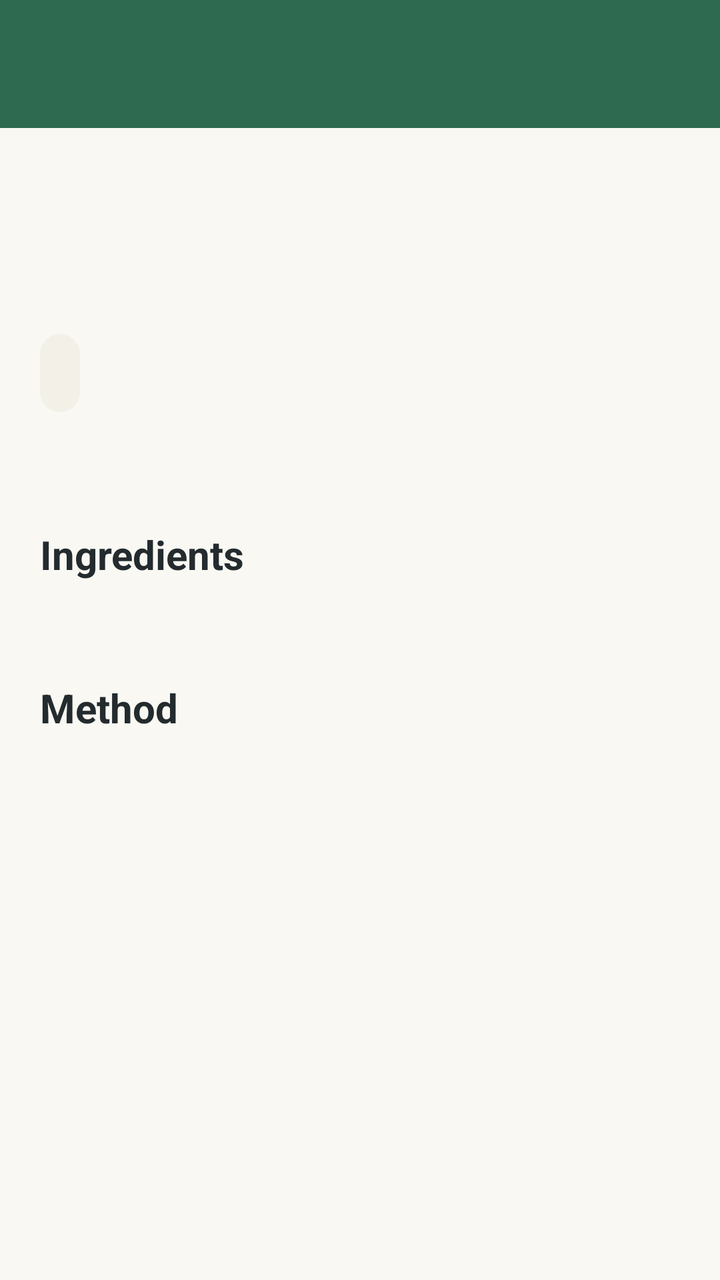
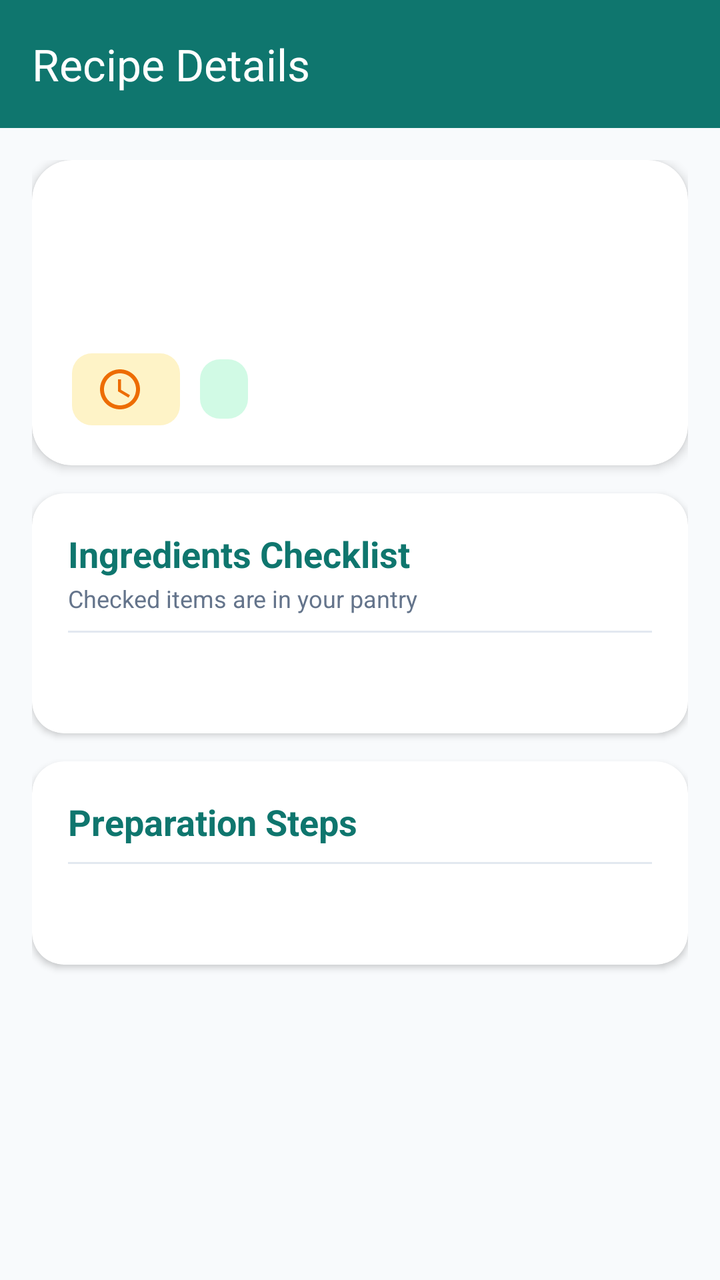

Before-and-after screenshots of an Android layout around one commit, followed by the original layout XML and the change that was made.
<!-- AndroidManifest.xml: application theme Theme.SmartPantryManager -->
<!-- res/layout/activity_recipe_detail.xml -->
<?xml version="1.0" encoding="utf-8"?>
<LinearLayout xmlns:android="http://schemas.android.com/apk/res/android"
    android:layout_width="match_parent"
    android:layout_height="match_parent"
    android:background="@color/cream"
    android:orientation="vertical">

    <androidx.appcompat.widget.Toolbar
        android:id="@+id/toolbar"
        android:layout_width="match_parent"
        android:layout_height="wrap_content"
        android:background="@color/forest_green"
        android:theme="@style/ThemeOverlay.AppCompat.Dark.ActionBar" />

    <ScrollView
        android:layout_width="match_parent"
        android:layout_height="match_parent">

        <LinearLayout
            android:layout_width="match_parent"
            android:layout_height="wrap_content"
            android:orientation="vertical"
            android:padding="20dp">

            <TextView
                android:id="@+id/recipeDetailTitle"
                android:layout_width="wrap_content"
                android:layout_height="wrap_content"
                android:textColor="@color/forest_green"
                android:textSize="28sp"
                android:textStyle="bold" />

            <TextView
                android:id="@+id/recipeDetailDescription"
                android:layout_width="match_parent"
                android:layout_height="wrap_content"
                android:layout_marginTop="8dp"
                android:textColor="@color/charcoal"
                android:textSize="16sp" />

            <TextView
                android:id="@+id/recipeDetailPrepTime"
                android:layout_width="wrap_content"
                android:layout_height="wrap_content"
                android:layout_marginTop="16dp"
                android:background="@drawable/bg_card"
                android:padding="10dp"
                android:textColor="@color/forest_green"
                android:textStyle="bold" />

            <TextView
                android:id="@+id/recipeEligibilityText"
                android:layout_width="match_parent"
                android:layout_height="wrap_content"
                android:layout_marginTop="16dp"
                android:textColor="@color/charcoal"
                android:textSize="16sp"
                android:textStyle="bold" />

            <TextView
                android:layout_width="match_parent"
                android:layout_height="wrap_content"
                android:layout_marginTop="20dp"
                android:text="Ingredients"
                android:textColor="@color/charcoal"
                android:textSize="20sp"
                android:textStyle="bold" />

            <TextView
                android:id="@+id/recipeIngredientList"
                android:layout_width="match_parent"
                android:layout_height="wrap_content"
                android:layout_marginTop="8dp"
                android:lineSpacingExtra="4dp"
                android:textColor="@color/charcoal"
                android:textSize="16sp" />

            <TextView
                android:layout_width="match_parent"
                android:layout_height="wrap_content"
                android:layout_marginTop="20dp"
                android:text="Method"
                android:textColor="@color/charcoal"
                android:textSize="20sp"
                android:textStyle="bold" />

            <TextView
                android:id="@+id/recipeInstructions"
                android:layout_width="match_parent"
                android:layout_height="wrap_content"
                android:layout_marginTop="8dp"
                android:lineSpacingExtra="4dp"
                android:textColor="@color/charcoal"
                android:textSize="16sp" />
        </LinearLayout>
    </ScrollView>
</LinearLayout>
<!-- resources referenced by this layout -->
<resources>
  <color name="charcoal">#242B2E</color>
  <color name="cream">#F9F8F3</color>
  <color name="forest_green">#2D6A4F</color>
  <!-- drawable bg_card (drawable) -->
  <?xml version="1.0" encoding="utf-8"?>
  <shape xmlns:android="http://schemas.android.com/apk/res/android" android:shape="rectangle">
      <solid android:color="#F3F0E7" />
      <corners android:radius="16dp" />
  </shape>
  <style name="Theme.SmartPantryManager" parent="Base.Theme.SmartPantryManager" />
  <style name="Base.Theme.SmartPantryManager" parent="Theme.Material3.DayNight.NoActionBar">
          
          
      </style>
</resources>

<!-- the commit's change to res/layout/activity_recipe_detail.xml (unified diff, before → after) -->
@@ -1,16 +1,21 @@
 <?xml version="1.0" encoding="utf-8"?>
 <LinearLayout xmlns:android="http://schemas.android.com/apk/res/android"
+    xmlns:app="http://schemas.android.com/apk/res-auto"
     android:layout_width="match_parent"
     android:layout_height="match_parent"
-    android:background="@color/cream"
+    android:background="@color/app_background"
+    android:fitsSystemWindows="true"
     android:orientation="vertical">
 
     <androidx.appcompat.widget.Toolbar
         android:id="@+id/toolbar"
         android:layout_width="match_parent"
-        android:layout_height="wrap_content"
-        android:background="@color/forest_green"
-        android:theme="@style/ThemeOverlay.AppCompat.Dark.ActionBar" />
+        android:layout_height="?attr/actionBarSize"
+        android:background="@color/teal_primary_dark"
+        android:elevation="4dp"
+        android:theme="@style/ThemeOverlay.AppCompat.Dark.ActionBar"
+        app:title="Recipe Details"
+        app:titleTextColor="@color/white" />
 
     <ScrollView
         android:layout_width="match_parent"
@@ -20,78 +25,163 @@
             android:layout_width="match_parent"
             android:layout_height="wrap_content"
             android:orientation="vertical"
-            android:padding="20dp">
+            android:padding="16dp">
 
-            <TextView
-                android:id="@+id/recipeDetailTitle"
-                android:layout_width="wrap_content"
-                android:layout_height="wrap_content"
-                android:textColor="@color/forest_green"
-                android:textSize="28sp"
-                android:textStyle="bold" />
-
-            <TextView
-                android:id="@+id/recipeDetailDescription"
+            
+            <androidx.cardview.widget.CardView
                 android:layout_width="match_parent"
                 android:layout_height="wrap_content"
-                android:layout_marginTop="8dp"
-                android:textColor="@color/charcoal"
-                android:textSize="16sp" />
+                android:layout_marginBottom="14dp"
+                app:cardBackgroundColor="@color/white"
+                app:cardCornerRadius="20dp"
+                app:cardElevation="3dp">
 
-            <TextView
-                android:id="@+id/recipeDetailPrepTime"
-                android:layout_width="wrap_content"
-                android:layout_height="wrap_content"
-                android:layout_marginTop="16dp"
-                android:background="@drawable/bg_card"
-                android:padding="10dp"
-                android:textColor="@color/forest_green"
-                android:textStyle="bold" />
+                <LinearLayout
+                    android:layout_width="match_parent"
+                    android:layout_height="wrap_content"
+                    android:orientation="vertical"
+                    android:padding="20dp">
 
-            <TextView
-                android:id="@+id/recipeEligibilityText"
+                    <TextView
+                        android:id="@+id/recipeDetailTitle"
+                        android:layout_width="wrap_content"
+                        android:layout_height="wrap_content"
+                        android:textColor="@color/teal_primary_dark"
+                        android:textSize="24sp"
+                        android:textStyle="bold" />
+
+                    <TextView
+                        android:id="@+id/recipeDetailDescription"
+                        android:layout_width="match_parent"
+                        android:layout_height="wrap_content"
+                        android:layout_marginTop="8dp"
+                        android:lineSpacingExtra="3dp"
+                        android:textColor="@color/text_secondary"
+                        android:textSize="15sp" />
+
+                    <LinearLayout
+                        android:layout_width="match_parent"
+                        android:layout_height="wrap_content"
+                        android:layout_marginTop="16dp"
+                        android:gravity="center_vertical"
+                        android:orientation="horizontal">
+
+                        <TextView
+                            android:id="@+id/recipeDetailPrepTime"
+                            android:layout_width="wrap_content"
+                            android:layout_height="wrap_content"
+                            android:background="@drawable/bg_status_expiring"
+                            android:drawablePadding="6dp"
+                            android:paddingHorizontal="12dp"
+                            android:paddingVertical="6dp"
+                            android:textColor="@color/accent_amber"
+                            android:textSize="13sp"
+                            android:textStyle="bold"
+                            app:drawableStartCompat="@drawable/ic_clock" />
+
+                        <TextView
+                            android:id="@+id/recipeEligibilityText"
+                            android:layout_width="wrap_content"
+                            android:layout_height="wrap_content"
+                            android:layout_marginStart="10dp"
+                            android:background="@drawable/bg_status_fresh"
+                            android:paddingHorizontal="12dp"
+                            android:paddingVertical="6dp"
+                            android:textColor="@color/status_fresh_text"
+                            android:textSize="13sp"
+                            android:textStyle="bold" />
+                    </LinearLayout>
+                </LinearLayout>
+            </androidx.cardview.widget.CardView>
+
+            
+            <androidx.cardview.widget.CardView
                 android:layout_width="match_parent"
                 android:layout_height="wrap_content"
-                android:layout_marginTop="16dp"
-                android:textColor="@color/charcoal"
-                android:textSize="16sp"
-                android:textStyle="bold" />
+                android:layout_marginBottom="14dp"
+                app:cardBackgroundColor="@color/white"
+                app:cardCornerRadius="16dp"
+                app:cardElevation="2dp">
 
-            <TextView
+                <LinearLayout
+                    android:layout_width="match_parent"
+                    android:layout_height="wrap_content"
+                    android:orientation="vertical"
+                    android:padding="18dp">
+
+                    <TextView
+                        android:layout_width="match_parent"
+                        android:layout_height="wrap_content"
+                        android:text="Ingredients Checklist"
+                        android:textColor="@color/teal_primary_dark"
+                        android:textSize="18sp"
+                        android:textStyle="bold" />
+
+                    <TextView
+                        android:layout_width="match_parent"
+                        android:layout_height="wrap_content"
+                        android:layout_marginTop="2dp"
+                        android:text="Checked items are in your pantry"
+                        android:textColor="@color/text_muted"
+                        android:textSize="12sp" />
+
+                    <View
+                        android:layout_width="match_parent"
+                        android:layout_height="1dp"
+                        android:layout_marginTop="8dp"
+                        android:layout_marginBottom="12dp"
+                        android:background="@color/border_subtle" />
+
+                    <TextView
+                        android:id="@+id/recipeIngredientList"
+                        android:layout_width="match_parent"
+                        android:layout_height="wrap_content"
+                        android:lineSpacingExtra="8dp"
+                        android:textColor="@color/text_primary"
+                        android:textSize="15sp" />
+                </LinearLayout>
+            </androidx.cardview.widget.CardView>
+
+            
+            <androidx.cardview.widget.CardView
                 android:layout_width="match_parent"
                 android:layout_height="wrap_content"
-                android:layout_marginTop="20dp"
-                android:text="Ingredients"
-                android:textColor="@color/charcoal"
-                android:textSize="20sp"
-                android:textStyle="bold" />
+                android:layout_marginBottom="20dp"
+                app:cardBackgroundColor="@color/white"
+                app:cardCornerRadius="16dp"
+                app:cardElevation="2dp">
 
-            <TextView
-                android:id="@+id/recipeIngredientList"
-                android:layout_width="match_parent"
-                android:layout_height="wrap_content"
-                android:layout_marginTop="8dp"
-                android:lineSpacingExtra="4dp"
-                android:textColor="@color/charcoal"
-                android:textSize="16sp" />
+                <LinearLayout
+                    android:layout_width="match_parent"
+                    android:layout_height="wrap_content"
+                    android:orientation="vertical"
+                    android:padding="18dp">
 
-            <TextView
-                android:layout_width="match_parent"
-                android:layout_height="wrap_content"
-                android:layout_marginTop="20dp"
-                android:text="Method"
-                android:textColor="@color/charcoal"
-                android:textSize="20sp"
-                android:textStyle="bold" />
+                    <TextView
+                        android:layout_width="match_parent"
+                        android:layout_height="wrap_content"
+                        android:text="Preparation Steps"
+                        android:textColor="@color/teal_primary_dark"
+                        android:textSize="18sp"
+                        android:textStyle="bold" />
 
-            <TextView
-                android:id="@+id/recipeInstructions"
-                android:layout_width="match_parent"
-                android:layout_height="wrap_content"
-                android:layout_marginTop="8dp"
-                android:lineSpacingExtra="4dp"
-                android:textColor="@color/charcoal"
-                android:textSize="16sp" />
+                    <View
+                        android:layout_width="match_parent"
+                        android:layout_height="1dp"
+                        android:layout_marginTop="8dp"
+                        android:layout_marginBottom="12dp"
+                        android:background="@color/border_subtle" />
+
+                    <TextView
+                        android:id="@+id/recipeInstructions"
+                        android:layout_width="match_parent"
+                        android:layout_height="wrap_content"
+                        android:lineSpacingExtra="6dp"
+                        android:textColor="@color/text_primary"
+                        android:textSize="15sp" />
+                </LinearLayout>
+            </androidx.cardview.widget.CardView>
+
         </LinearLayout>
     </ScrollView>
 </LinearLayout>
<!-- resource entries referenced after the edit -->
@@ -1,18 +1,70 @@
 <!-- resources referenced by this layout -->
 <resources>
-  <color name="charcoal">#242B2E</color>
-  <color name="cream">#F9F8F3</color>
-  <color name="forest_green">#2D6A4F</color>
-  <!-- drawable bg_card (drawable) -->
+  <color name="accent_amber">#D97706</color>
+  <color name="app_background">#F8FAFC</color>
+  <color name="border_subtle">#E2E8F0</color>
+  <color name="status_fresh_text">#065F46</color>
+  <color name="teal_primary_dark">#0F766E</color>
+  <color name="text_muted">#64748B</color>
+  <color name="text_primary">#0F172A</color>
+  <color name="text_secondary">#334155</color>
+  <color name="white">#FFFFFFFF</color>
+  <!-- drawable bg_status_expiring (drawable) -->
   <?xml version="1.0" encoding="utf-8"?>
-  <shape xmlns:android="http://schemas.android.com/apk/res/android" android:shape="rectangle">
-      <solid android:color="#F3F0E7" />
-      <corners android:radius="16dp" />
+  <shape xmlns:android="http://schemas.android.com/apk/res/android"
+      android:shape="rectangle">
+      <solid android:color="@color/status_expiring_bg" />
+      <corners android:radius="10dp" />
   </shape>
+  <!-- drawable bg_status_fresh (drawable) -->
+  <?xml version="1.0" encoding="utf-8"?>
+  <shape xmlns:android="http://schemas.android.com/apk/res/android"
+      android:shape="rectangle">
+      <solid android:color="@color/status_fresh_bg" />
+      <corners android:radius="10dp" />
+  </shape>
+  <!-- drawable ic_clock (drawable) -->
+  <vector xmlns:android="http://schemas.android.com/apk/res/android"
+      android:width="24dp"
+      android:height="24dp"
+      android:viewportWidth="24"
+      android:viewportHeight="24">
+    <path
+        android:fillColor="#FFED6C02"
+        android:pathData="M11.99,2C6.47,2 2,6.48 2,12s4.47,10 9.99,10C17.52,22 22,17.52 22,12S17.52,2 11.99,2zM12,20c-4.42,0 -8,-3.58 -8,-8s3.58,-8 8,-8 8,3.58 8,8 -3.58,8 -8,8zM12.5,7H11v6l5.25,3.15 0.75,-1.23 -4.5,-2.67z"/>
+  </vector>
   <style name="Theme.SmartPantryManager" parent="Base.Theme.SmartPantryManager" />
+  <color name="status_expiring_bg">#FEF3C7</color>
+  <color name="status_fresh_bg">#D1FAE5</color>
   <style name="Base.Theme.SmartPantryManager" parent="Theme.Material3.DayNight.NoActionBar">
           
+          <item name="colorPrimary">@color/teal_primary</item>
+          <item name="colorOnPrimary">@color/white</item>
+          <item name="colorPrimaryContainer">@color/teal_container</item>
+          <item name="colorOnPrimaryContainer">@color/teal_on_container</item>
+  
+          <item name="colorSecondary">@color/accent_amber</item>
+          <item name="colorOnSecondary">@color/white</item>
+          <item name="colorSecondaryContainer">@color/accent_amber_bg</item>
+          <item name="colorOnSecondaryContainer">@color/accent_amber</item>
+  
+          <item name="colorSurface">@color/card_surface</item>
+          <item name="colorOnSurface">@color/text_primary</item>
+          <item name="colorSurfaceVariant">@color/teal_light_bg</item>
+          <item name="colorOnSurfaceVariant">@color/text_secondary</item>
+  
           
+          <item name="android:statusBarColor">@color/teal_primary_dark</item>
+          <item name="android:windowLightStatusBar">false</item>
+          <item name="android:windowBackground">@color/app_background</item>
+          <item name="android:navigationBarColor">@color/white</item>
+          <item name="android:windowLightNavigationBar" tools:targetApi="o_mr1">true</item>
       </style>
+  <color name="teal_primary">#0D9488</color>
+  <color name="teal_container">#CCFBF1</color>
+  <color name="teal_on_container">#134E4A</color>
+  <color name="accent_amber_bg">#FEF3C7</color>
+  <color name="card_surface">#FFFFFF</color>
+  <color name="teal_light_bg">#F0FDFA</color>
 </resources>
 
